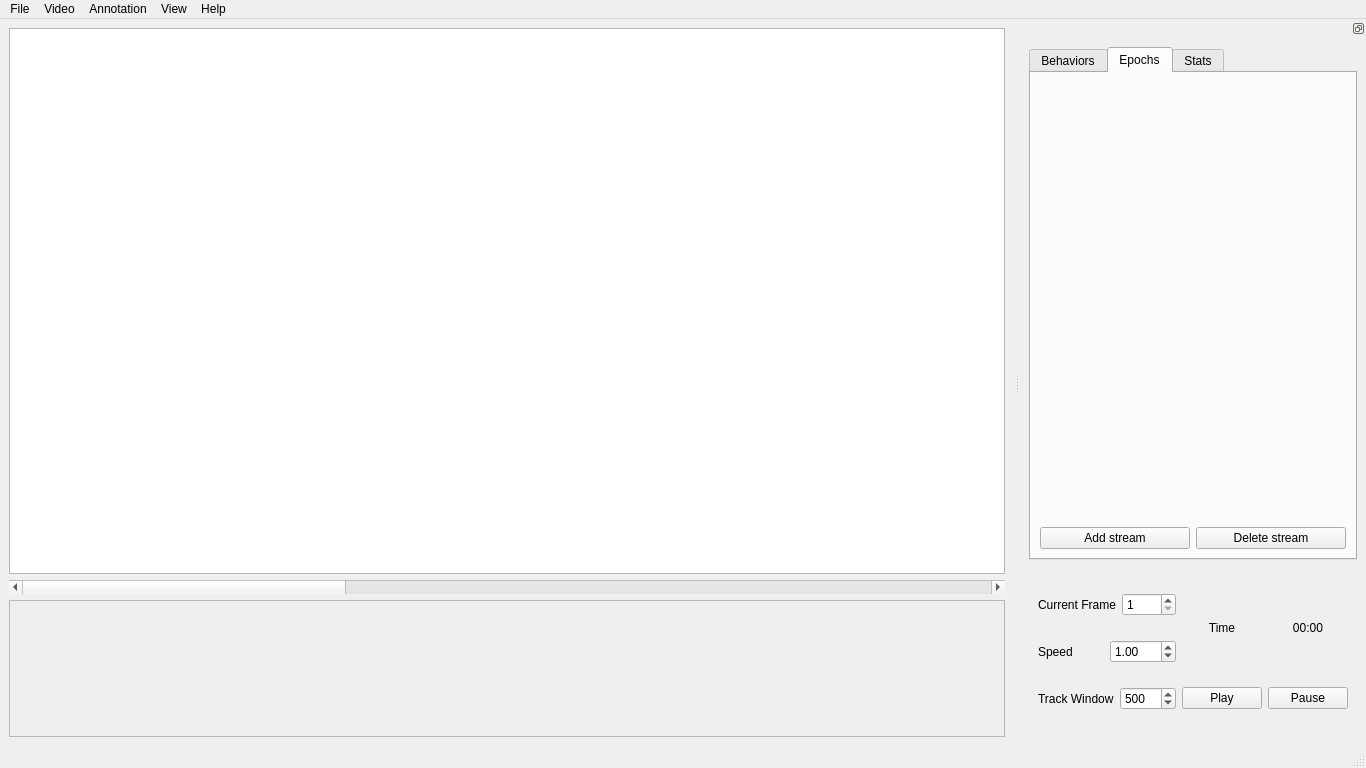
hsingchien/Bannotator, file main-window.ui: the form before one commit.
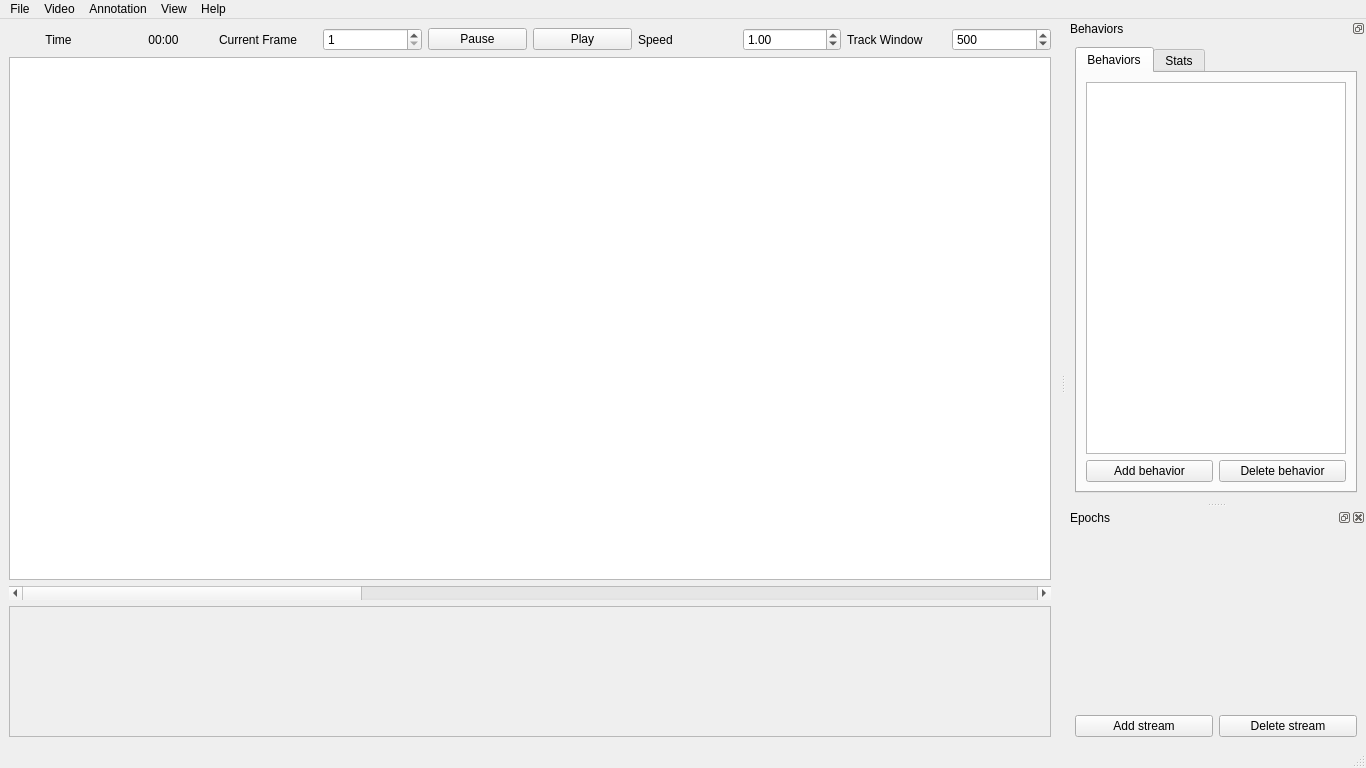
The form after the commit. The open tabs and pages were chosen to show the change. Custom widgets are drawn as their Qt base class.

Commit message: dock all tables

Diff of the .ui file:
```diff
--- a/main-window.ui
+++ b/main-window.ui
@@ -22,7 +22,117 @@
    </property>
    <layout class="QHBoxLayout" name="horizontalLayout_2" stretch="2">
     <item>
-     <layout class="QVBoxLayout" name="display_layout" stretch="16,2,4">
+     <layout class="QVBoxLayout" name="display_layout" stretch="1,16,2,4">
+      <item>
+       <layout class="QHBoxLayout" name="horizontalLayout_12">
+        <item>
+         <widget class="QLabel" name="label_4">
+          <property name="text">
+           <string>Time</string>
+          </property>
+          <property name="textFormat">
+           <enum>Qt::PlainText</enum>
+          </property>
+          <property name="scaledContents">
+           <bool>false</bool>
+          </property>
+          <property name="alignment">
+           <set>Qt::AlignCenter</set>
+          </property>
+          <property name="textInteractionFlags">
+           <set>Qt::NoTextInteraction</set>
+          </property>
+         </widget>
+        </item>
+        <item>
+         <widget class="QLabel" name="time_label">
+          <property name="text">
+           <string>00:00</string>
+          </property>
+          <property name="textFormat">
+           <enum>Qt::MarkdownText</enum>
+          </property>
+          <property name="alignment">
+           <set>Qt::AlignCenter</set>
+          </property>
+         </widget>
+        </item>
+        <item>
+         <widget class="QLabel" name="label_2">
+          <property name="text">
+           <string>Current Frame</string>
+          </property>
+         </widget>
+        </item>
+        <item>
+         <widget class="QSpinBox" name="curframe_spinBox">
+          <property name="minimum">
+           <number>1</number>
+          </property>
+          <property name="maximum">
+           <number>1000</number>
+          </property>
+         </widget>
+        </item>
+        <item>
+         <widget class="QPushButton" name="pause_button">
+          <property name="text">
+           <string>Pause</string>
+          </property>
+         </widget>
+        </item>
+        <item>
+         <widget class="QPushButton" name="play_button">
+          <property name="text">
+           <string>Play</string>
+          </property>
+         </widget>
+        </item>
+        <item>
+         <widget class="QLabel" name="label_3">
+          <property name="text">
+           <string>Speed</string>
+          </property>
+         </widget>
+        </item>
+        <item>
+         <widget class="PlaySpeedSpinBox" name="speed_doubleSpinBox">
+          <property name="minimum">
+           <double>-10.000000000000000</double>
+          </property>
+          <property name="maximum">
+           <double>10.000000000000000</double>
+          </property>
+          <property name="singleStep">
+           <double>0.100000000000000</double>
+          </property>
+          <property name="value">
+           <double>1.000000000000000</double>
+          </property>
+         </widget>
+        </item>
+        <item>
+         <widget class="QLabel" name="label">
+          <property name="text">
+           <string>Track Window</string>
+          </property>
+         </widget>
+        </item>
+        <item>
+         <widget class="QSpinBox" name="track_window_spinbox">
+          <property name="minimum">
+           <number>1</number>
+          </property>
+          <property name="maximum">
+           <number>1000</number>
+          </property>
+          <property name="value">
+           <number>500</number>
+          </property>
+         </widget>
+        </item>
+       </layout>
+      </item>
       <item>
        <widget class="QGraphicsView" name="vid1_view"/>
       </item>
@@ -123,11 +233,17 @@
   <widget class="QStatusBar" name="statusbar"/>
   <widget class="QDockWidget" name="table_dock">
    <property name="sizePolicy">
-    <sizepolicy hsizetype="Minimum" vsizetype="Preferred">
+    <sizepolicy hsizetype="Preferred" vsizetype="Preferred">
      <horstretch>0</horstretch>
      <verstretch>0</verstretch>
     </sizepolicy>
    </property>
+   <property name="minimumSize">
+    <size>
+     <width>300</width>
+     <height>195</height>
+    </size>
+   </property>
    <property name="floating">
     <bool>false</bool>
    </property>
@@ -137,6 +253,9 @@
    <property name="allowedAreas">
     <set>Qt::LeftDockWidgetArea|Qt::RightDockWidgetArea</set>
    </property>
+   <property name="windowTitle">
+    <string>Behaviors</string>
+   </property>
    <attribute name="dockWidgetArea">
     <number>2</number>
    </attribute>
@@ -149,7 +268,7 @@
     </property>
     <layout class="QHBoxLayout" name="horizontalLayout_11">
      <item>
-      <layout class="QVBoxLayout" name="control_layout" stretch="3,1">
+      <layout class="QVBoxLayout" name="control_layout" stretch="3">
        <property name="sizeConstraint">
         <enum>QLayout::SetFixedSize</enum>
        </property>
@@ -214,44 +333,6 @@
            </item>
           </layout>
          </widget>
-         <widget class="QWidget" name="epoch_tab">
-          <attribute name="title">
-           <string>Epochs</string>
-          </attribute>
-          <layout class="QVBoxLayout" name="verticalLayout" stretch="8,0">
-           <item>
-            <layout class="QHBoxLayout" name="stream_table_layout">
-             <property name="spacing">
-              <number>0</number>
-             </property>
-             <property name="sizeConstraint">
-              <enum>QLayout::SetFixedSize</enum>
-             </property>
-            </layout>
-           </item>
-           <item>
-            <layout class="QHBoxLayout" name="horizontalLayout_9">
-             <property name="sizeConstraint">
-              <enum>QLayout::SetNoConstraint</enum>
-             </property>
-             <item>
-              <widget class="QPushButton" name="pushButton_4">
-               <property name="text">
-                <string>Add stream</string>
-               </property>
-              </widget>
-             </item>
-             <item>
-              <widget class="QPushButton" name="pushButton_3">
-               <property name="text">
-                <string>Delete stream</string>
-               </property>
-              </widget>
-             </item>
-            </layout>
-           </item>
-          </layout>
-         </widget>
          <widget class="QWidget" name="stats_tab">
           <attribute name="title">
            <string>Stats</string>
@@ -264,158 +345,56 @@
          </widget>
         </widget>
        </item>
+      </layout>
+     </item>
+    </layout>
+   </widget>
+  </widget>
+  <widget class="QDockWidget" name="dockWidget">
+   <property name="minimumSize">
+    <size>
+     <width>181</width>
+     <height>150</height>
+    </size>
+   </property>
+   <property name="allowedAreas">
+    <set>Qt::LeftDockWidgetArea|Qt::RightDockWidgetArea</set>
+   </property>
+   <property name="windowTitle">
+    <string>Epochs</string>
+   </property>
+   <attribute name="dockWidgetArea">
+    <number>2</number>
+   </attribute>
+   <widget class="QWidget" name="dockWidgetContents_2">
+    <layout class="QVBoxLayout" name="verticalLayout_4" stretch="1,0">
+     <item>
+      <layout class="QHBoxLayout" name="stream_table_layout">
+       <property name="spacing">
+        <number>0</number>
+       </property>
+       <property name="sizeConstraint">
+        <enum>QLayout::SetDefaultConstraint</enum>
+       </property>
+      </layout>
+     </item>
+     <item>
+      <layout class="QHBoxLayout" name="horizontalLayout_9">
+       <property name="sizeConstraint">
+        <enum>QLayout::SetDefaultConstraint</enum>
+       </property>
        <item>
-        <widget class="QStackedWidget" name="control_widget">
-         <property name="autoFillBackground">
-          <bool>false</bool>
+        <widget class="QPushButton" name="pushButton_4">
+         <property name="text">
+          <string>Add stream</string>
          </property>
-         <property name="frameShape">
-          <enum>QFrame::NoFrame</enum>
+        </widget>
+       </item>
+       <item>
+        <widget class="QPushButton" name="pushButton_3">
+         <property name="text">
+          <string>Delete stream</string>
          </property>
-         <property name="frameShadow">
-          <enum>QFrame::Plain</enum>
-         </property>
-         <property name="lineWidth">
-          <number>3</number>
-         </property>
-         <property name="currentIndex">
-          <number>1</number>
-         </property>
-         <widget class="QWidget" name="stat_panel"/>
-         <widget class="QWidget" name="control_panel">
-          <layout class="QHBoxLayout" name="horizontalLayout_8">
-           <item>
-            <layout class="QGridLayout" name="gridLayout" columnstretch="2,3" columnminimumwidth="0,0">
-             <item row="2" column="1">
-              <layout class="QHBoxLayout" name="horizontalLayout_7">
-               <item>
-                <widget class="QPushButton" name="play_button">
-                 <property name="text">
-                  <string>Play</string>
-                 </property>
-                </widget>
-               </item>
-               <item>
-                <widget class="QPushButton" name="pause_button">
-                 <property name="text">
-                  <string>Pause</string>
-                 </property>
-                </widget>
-               </item>
-              </layout>
-             </item>
-             <item row="0" column="0">
-              <layout class="QHBoxLayout" name="horizontalLayout_4">
-               <item>
-                <widget class="QLabel" name="label_2">
-                 <property name="text">
-                  <string>Current Frame</string>
-                 </property>
-                </widget>
-               </item>
-               <item>
-                <widget class="QSpinBox" name="curframe_spinBox">
-                 <property name="minimum">
-                  <number>1</number>
-                 </property>
-                 <property name="maximum">
-                  <number>1000</number>
-                 </property>
-                </widget>
-               </item>
-              </layout>
-             </item>
-             <item row="0" column="1" rowspan="2">
-              <layout class="QHBoxLayout" name="horizontalLayout_3">
-               <item>
-                <widget class="QLabel" name="label_4">
-                 <property name="text">
-                  <string>Time</string>
-                 </property>
-                 <property name="textFormat">
-                  <enum>Qt::PlainText</enum>
-                 </property>
-                 <property name="scaledContents">
-                  <bool>false</bool>
-                 </property>
-                 <property name="alignment">
-                  <set>Qt::AlignCenter</set>
-                 </property>
-                 <property name="textInteractionFlags">
-                  <set>Qt::NoTextInteraction</set>
-                 </property>
-                </widget>
-               </item>
-               <item>
-                <widget class="QLabel" name="time_label">
-                 <property name="text">
-                  <string>00:00</string>
-                 </property>
-                 <property name="textFormat">
-                  <enum>Qt::MarkdownText</enum>
-                 </property>
-                 <property name="alignment">
-                  <set>Qt::AlignCenter</set>
-                 </property>
-                </widget>
-               </item>
-              </layout>
-             </item>
-             <item row="2" column="0">
-              <layout class="QHBoxLayout" name="horizontalLayout_6">
-               <item>
-                <widget class="QLabel" name="label">
-                 <property name="text">
-                  <string>Track Window</string>
-                 </property>
-                </widget>
-               </item>
-               <item>
-                <widget class="QSpinBox" name="track_window_spinbox">
-                 <property name="minimum">
-                  <number>1</number>
-                 </property>
-                 <property name="maximum">
-                  <number>1000</number>
-                 </property>
-                 <property name="value">
-                  <number>500</number>
-                 </property>
-                </widget>
-               </item>
-              </layout>
-             </item>
-             <item row="1" column="0">
-              <layout class="QHBoxLayout" name="horizontalLayout_5">
-               <item>
-                <widget class="QLabel" name="label_3">
-                 <property name="text">
-                  <string>Speed</string>
-                 </property>
-                </widget>
-               </item>
-               <item>
-                <widget class="PlaySpeedSpinBox" name="speed_doubleSpinBox">
-                 <property name="minimum">
-                  <double>-10.000000000000000</double>
-                 </property>
-                 <property name="maximum">
-                  <double>10.000000000000000</double>
-                 </property>
-                 <property name="singleStep">
-                  <double>0.100000000000000</double>
-                 </property>
-                 <property name="value">
-                  <double>1.000000000000000</double>
-                 </property>
-                </widget>
-               </item>
-              </layout>
-             </item>
-            </layout>
-           </item>
-          </layout>
-         </widget>
         </widget>
        </item>
       </layout>
```
The commit also changes 5 other files.
